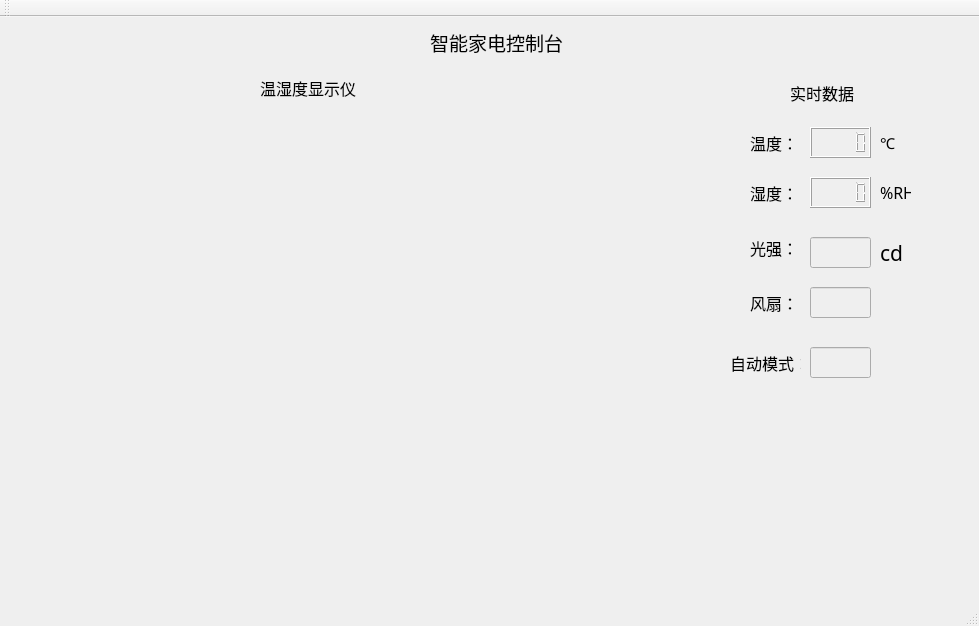
First picture: the form in mainwindow.ui, repository zgqzhangguoqi/Qt_smart_elec, before the edit.
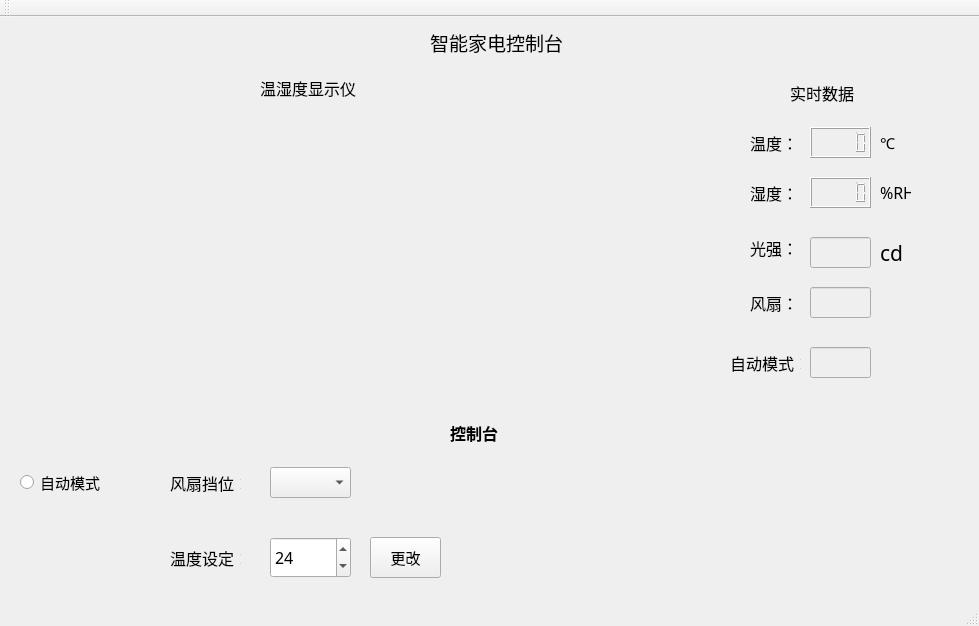
Second picture: the form after the edit. Icons and pictures are not drawn.

Commit message: 添加控制台按钮

Patch:
```diff
--- a/mainwindow.ui
+++ b/mainwindow.ui
@@ -330,6 +330,138 @@
      </rect>
     </property>
    </widget>
+   <widget class="QLabel" name="lb_contr">
+    <property name="enabled">
+     <bool>true</bool>
+    </property>
+    <property name="geometry">
+     <rect>
+      <x>450</x>
+      <y>400</y>
+      <width>81</width>
+      <height>31</height>
+     </rect>
+    </property>
+    <property name="font">
+     <font>
+      <family>宋体</family>
+      <pointsize>12</pointsize>
+      <weight>75</weight>
+      <bold>true</bold>
+     </font>
+    </property>
+    <property name="text">
+     <string>控制台</string>
+    </property>
+   </widget>
+   <widget class="QRadioButton" name="asdio_auto">
+    <property name="geometry">
+     <rect>
+      <x>20</x>
+      <y>450</y>
+      <width>91</width>
+      <height>31</height>
+     </rect>
+    </property>
+    <property name="font">
+     <font>
+      <family>宋体</family>
+      <pointsize>11</pointsize>
+     </font>
+    </property>
+    <property name="text">
+     <string>自动模式</string>
+    </property>
+   </widget>
+   <widget class="QComboBox" name="combox_fan">
+    <property name="geometry">
+     <rect>
+      <x>270</x>
+      <y>450</y>
+      <width>81</width>
+      <height>31</height>
+     </rect>
+    </property>
+   </widget>
+   <widget class="QLabel" name="lb_fan_">
+    <property name="geometry">
+     <rect>
+      <x>170</x>
+      <y>450</y>
+      <width>71</width>
+      <height>31</height>
+     </rect>
+    </property>
+    <property name="font">
+     <font>
+      <family>宋体</family>
+      <pointsize>12</pointsize>
+     </font>
+    </property>
+    <property name="text">
+     <string>风扇挡位：</string>
+    </property>
+   </widget>
+   <widget class="QLabel" name="label">
+    <property name="geometry">
+     <rect>
+      <x>170</x>
+      <y>530</y>
+      <width>71</width>
+      <height>21</height>
+     </rect>
+    </property>
+    <property name="font">
+     <font>
+      <family>宋体</family>
+      <pointsize>12</pointsize>
+     </font>
+    </property>
+    <property name="text">
+     <string>温度设定：</string>
+    </property>
+   </widget>
+   <widget class="QSpinBox" name="spinBox_temp">
+    <property name="enabled">
+     <bool>true</bool>
+    </property>
+    <property name="geometry">
+     <rect>
+      <x>270</x>
+      <y>520</y>
+      <width>81</width>
+      <height>41</height>
+     </rect>
+    </property>
+    <property name="font">
+     <font>
+      <family>宋体</family>
+      <pointsize>12</pointsize>
+     </font>
+    </property>
+    <property name="value">
+     <number>24</number>
+    </property>
+   </widget>
+   <widget class="QPushButton" name="pushButton">
+    <property name="geometry">
+     <rect>
+      <x>370</x>
+      <y>520</y>
+      <width>71</width>
+      <height>41</height>
+     </rect>
+    </property>
+    <property name="font">
+     <font>
+      <family>宋体</family>
+      <pointsize>11</pointsize>
+     </font>
+    </property>
+    <property name="text">
+     <string>更改</string>
+    </property>
+   </widget>
   </widget>
   <widget class="QMenuBar" name="menuBar">
    <property name="geometry">
```
The commit also changes 2 other files.
